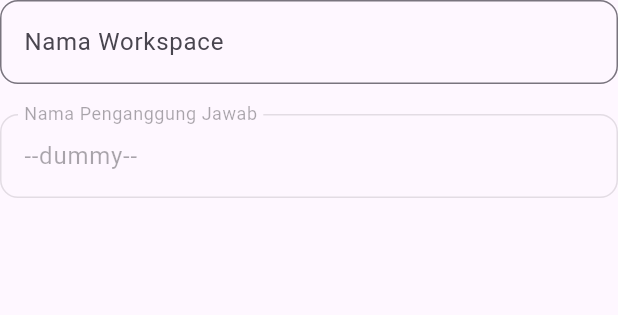
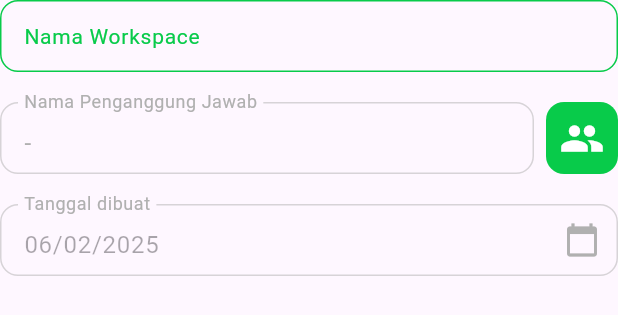
Before and after one commit to FITurnip/diversitree_mobile, a Flutter app: the WorkspaceInit widget shown alone on an empty page, opened directly with empty values, on a phone screen of 412 x 824 dp. Shown: the top 315 px of the screen. Run offline on Flutter 3.47's test engine with Material 3 defaults, Android fonts, the phone set to English and light mode, and no system bars; our stand-ins replace camera, geolocator, permission_handler, sqflite; accounts and stored records are empty; network calls fail.

Commit message:
restyling, feat: refresh button for workspace

```diff
--- a/lib/components/stepper_information.dart
+++ b/lib/components/stepper_information.dart
@@ -75,7 +75,7 @@ class CircleBorderPainter extends CustomPainter {
     );
 
     // Draw animated progress arc
-    paint.color = AppColors.info;
+    paint.color = AppColors.primary;
     double sweepAngle = percentage * 2 * pi;
     canvas.drawArc(
       Rect.fromCircle(center: Offset(size.width / 2, size.height / 2), radius: size.width / 2),
@@ -132,8 +132,8 @@ class StepperInformation extends StatelessWidget {
       height: 92.0,
       margin: EdgeInsets.only(bottom: 8, top: 4, left: 8, right: 8),
       decoration: BoxDecoration(
-        color: AppColors.primary,
-        borderRadius: BorderRadius.all(Radius.circular(16)),
+        color: AppColors.info,
+        borderRadius: BorderRadius.all(Radius.circular(12)),
       ),
       child: Padding(
         padding: const EdgeInsets.all(8.0),
--- a/lib/helper/api_service.dart
+++ b/lib/helper/api_service.dart
@@ -5,7 +5,7 @@ import 'package:flutter/foundation.dart';
 import 'package:path/path.dart'; // For kDebugMode
 
 class ApiService {
-  static const _prefixUrl = '192.168.100.36:8000'; // The base URL without protocol
+  static const _prefixUrl = '192.168.161.78:8000'; // The base URL without protocol
 
   static const urlStorage = 'http://$_prefixUrl/storage/';
 
--- a/lib/views/workspace_init.dart
+++ b/lib/views/workspace_init.dart
@@ -1,4 +1,7 @@
+import 'package:diversitree_mobile/core/styles.dart';
+import 'package:diversitree_mobile/helper/format_text_service.dart';
 import 'package:flutter/material.dart';
+import 'package:intl/intl.dart';
 
 class WorkspaceInit extends StatefulWidget {
   final Map<String, dynamic> workspaceData;
@@ -13,13 +16,15 @@ class _WorkspaceInitState extends State<WorkspaceInit> {
 
   // Setting initial values for the controllers
   final TextEditingController namaWorkspaceController = TextEditingController();
-  final TextEditingController penganggungJawabController = TextEditingController(text: "--dummy--");
+  final TextEditingController penganggungJawabController = TextEditingController(text: "-");
+  final TextEditingController createdAtWorkspaceController = TextEditingController();
 
   @override
   void initState() {
     super.initState();
     workspaceData = widget.workspaceData;
     namaWorkspaceController.text = workspaceData["nama_workspace"] ?? "";
+    createdAtWorkspaceController.text = workspaceData["created_at"] != null ? FormatTextService.formatDate(workspaceData["created_at"]) : "";
   }
 
   @override
@@ -27,13 +32,28 @@ class _WorkspaceInitState extends State<WorkspaceInit> {
     return Column(
       children: [
         // Nama Workspace field (enabled) with default value
-        TextFormField(
+        Container(
+          height: 48,
+          margin: EdgeInsets.only(
+            bottom: 20
+          ),
+          child: TextFormField(
             controller: namaWorkspaceController,
             decoration: InputDecoration(
               labelText: "Nama Workspace",
+              labelStyle: TextStyle(fontSize: 14, color: AppColors.primary),
+              floatingLabelStyle: TextStyle(color: AppColors.primary),
               floatingLabelBehavior: FloatingLabelBehavior.auto,
               border: OutlineInputBorder(
                 borderRadius: BorderRadius.circular(12), // Add border radius
+              ),
+              focusedBorder: OutlineInputBorder(
+                borderRadius: BorderRadius.circular(12),
+                borderSide: BorderSide(color: AppColors.primary), // Border when focused
+              ),
+              enabledBorder: OutlineInputBorder(
+                borderRadius: BorderRadius.circular(12),
+                borderSide: BorderSide(color: AppColors.primary), // Border when focused
               ),
             ),
             onChanged: ((value) => {
@@ -44,20 +64,80 @@ class _WorkspaceInitState extends State<WorkspaceInit> {
               })
             }),
           ),
-
-        SizedBox(height: 20),
+        ),
 
         // Nama Penganggung Jawab field (disabled) with default value
-        TextFormField(
+        Container(
+          height: 48,
+          margin: EdgeInsets.only(
+            bottom: 20
+          ),
+          child: Row(
+            children: [
+              Expanded(
+                child: Padding(
+                  padding: const EdgeInsets.only(right: 8.0),
+                  child: TextFormField(
                     controller: penganggungJawabController,
                     decoration: InputDecoration(
                       labelText: "Nama Penganggung Jawab",
+                      labelStyle: TextStyle(fontSize: 14, color: AppColors.secondary), // Default label color
+                      floatingLabelStyle: TextStyle(color: AppColors.secondary), // Label when floating
+                      floatingLabelBehavior: FloatingLabelBehavior.auto,
+
+                      border: OutlineInputBorder(
+                        borderRadius: BorderRadius.circular(12),
+                        borderSide: BorderSide(color: AppColors.secondary), // Default border
+                      ),
+                      disabledBorder: OutlineInputBorder(
+                        borderRadius: BorderRadius.circular(12),
+                        borderSide: BorderSide(color: AppColors.secondary.withOpacity(0.5), width: 1), // Border when disabled
+                      ),
+                    ),
+                    cursorColor: AppColors.secondary, // Cursor color
+                    style: TextStyle(color: AppColors.secondary), // Text input color
+                    enabled: false, // This disables the field
+                  )
+                ),
+              ),
+
+              Container(
+                decoration: BoxDecoration(
+                  color: AppColors.primary,
+                  borderRadius: BorderRadius.circular(12)
+                ),
+                child: IconButton(
+                  onPressed: () {},
+                  icon: Icon(Icons.group, color: Colors.white,size: 30), // Group icon,
+                ),
+              )
+            ],
+          ),
+        ),
+
+        Container(
+          height: 48,
+          margin: EdgeInsets.only(
+            bottom: 20
+          ),
+          child: TextFormField(
+            controller: createdAtWorkspaceController,
+            decoration: InputDecoration(
+              labelText: "Tanggal dibuat",
+              labelStyle: TextStyle(fontSize: 14, color: AppColors.secondary),
+              floatingLabelStyle: TextStyle(color: AppColors.secondary),
               floatingLabelBehavior: FloatingLabelBehavior.auto,
               border: OutlineInputBorder(
                 borderRadius: BorderRadius.circular(12), // Add border radius
               ),
+              disabledBorder: OutlineInputBorder(
+                borderRadius: BorderRadius.circular(12),
+                borderSide: BorderSide(color: AppColors.secondary.withOpacity(0.5), width: 1), // Border when disabled
               ),
-          enabled: false, // This disables the field
+              suffixIcon: Icon(Icons.calendar_today, color: AppColors.secondary),
+            ),
+            enabled: false,
+          ),
         ),
       ],
     );
```
Also changed, not shown: lib/views/home.dart (+5 -5 lines), lib/views/workspace_master.dart (+36 -0 lines). Lines whose indentation alone changed are shown as unchanged.
